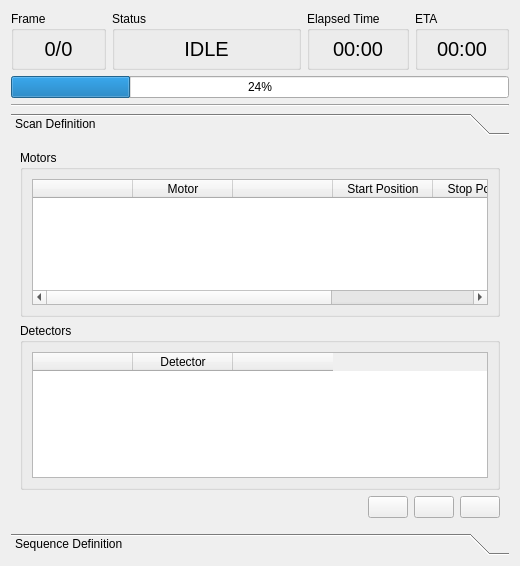
Qt form mamba_client/widgets/ui/ui_scanmechanismwidget.ui (CasperVector/mamba-ose) before a commit.
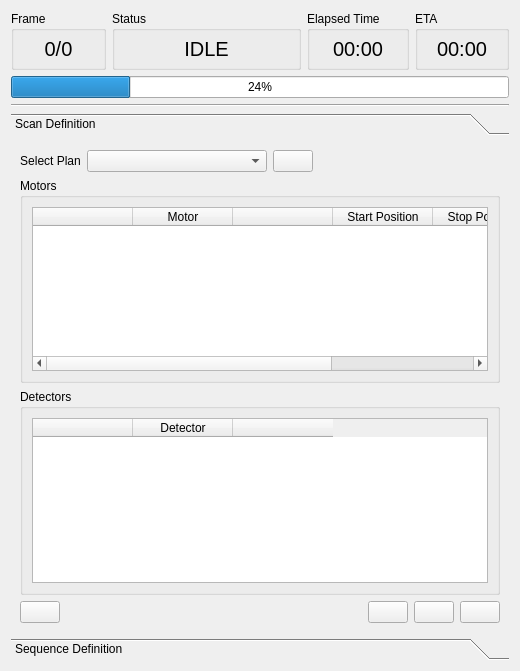
The same form after that commit.

Commit message: feat: Save plan and load plan.

What changed in the file:
```diff
--- a/mamba_client/widgets/ui/ui_scanmechanismwidget.ui
+++ b/mamba_client/widgets/ui/ui_scanmechanismwidget.ui
@@ -7,7 +7,7 @@
     <x>0</x>
     <y>0</y>
     <width>520</width>
-    <height>566</height>
+    <height>671</height>
    </rect>
   </property>
   <property name="sizePolicy">
@@ -282,7 +282,7 @@
           <x>0</x>
           <y>0</y>
           <width>494</width>
-          <height>366</height>
+          <height>471</height>
          </rect>
         </property>
         <attribute name="label">
@@ -294,6 +294,89 @@
            <property name="topMargin">
             <number>0</number>
            </property>
+           <item>
+            <layout class="QHBoxLayout" name="scanNameLayout">
+             <item>
+              <widget class="QLabel" name="planNameLabel">
+               <property name="sizePolicy">
+                <sizepolicy hsizetype="Fixed" vsizetype="Minimum">
+                 <horstretch>0</horstretch>
+                 <verstretch>0</verstretch>
+                </sizepolicy>
+               </property>
+               <property name="minimumSize">
+                <size>
+                 <width>0</width>
+                 <height>0</height>
+                </size>
+               </property>
+               <property name="text">
+                <string>Select Plan</string>
+               </property>
+               <property name="alignment">
+                <set>Qt::AlignCenter</set>
+               </property>
+              </widget>
+             </item>
+             <item>
+              <widget class="QComboBox" name="planComboBox">
+               <property name="sizePolicy">
+                <sizepolicy hsizetype="Minimum" vsizetype="Fixed">
+                 <horstretch>0</horstretch>
+                 <verstretch>0</verstretch>
+                </sizepolicy>
+               </property>
+               <property name="minimumSize">
+                <size>
+                 <width>180</width>
+                 <height>0</height>
+                </size>
+               </property>
+               <property name="baseSize">
+                <size>
+                 <width>0</width>
+                 <height>0</height>
+                </size>
+               </property>
+              </widget>
+             </item>
+             <item>
+              <widget class="QPushButton" name="addPlanButton">
+               <property name="sizePolicy">
+                <sizepolicy hsizetype="Minimum" vsizetype="Fixed">
+                 <horstretch>0</horstretch>
+                 <verstretch>0</verstretch>
+                </sizepolicy>
+               </property>
+               <property name="minimumSize">
+                <size>
+                 <width>0</width>
+                 <height>0</height>
+                </size>
+               </property>
+               <property name="text">
+                <string/>
+               </property>
+              </widget>
+             </item>
+             <item>
+              <spacer name="horizontalSpacer_2">
+               <property name="orientation">
+                <enum>Qt::Horizontal</enum>
+               </property>
+               <property name="sizeType">
+                <enum>QSizePolicy::MinimumExpanding</enum>
+               </property>
+               <property name="sizeHint" stdset="0">
+                <size>
+                 <width>40</width>
+                 <height>20</height>
+                </size>
+               </property>
+              </spacer>
+             </item>
+            </layout>
+           </item>
            <item>
             <widget class="QGroupBox" name="motorGroupBox">
              <property name="sizePolicy">
@@ -381,7 +464,7 @@
              <property name="minimumSize">
               <size>
                <width>0</width>
-               <height>60</height>
+               <height>160</height>
               </size>
              </property>
              <property name="title">
@@ -418,6 +501,13 @@
            </item>
            <item>
             <layout class="QHBoxLayout" name="horizontalLayout">
+             <item>
+              <widget class="QPushButton" name="savePlanButton">
+               <property name="text">
+                <string/>
+               </property>
+              </widget>
+             </item>
              <item>
               <spacer name="horizontalSpacer">
                <property name="orientation">
```
Left out of the diff: 110 changed lines with no effect on the pictures. The commit also changes 7 other files.
